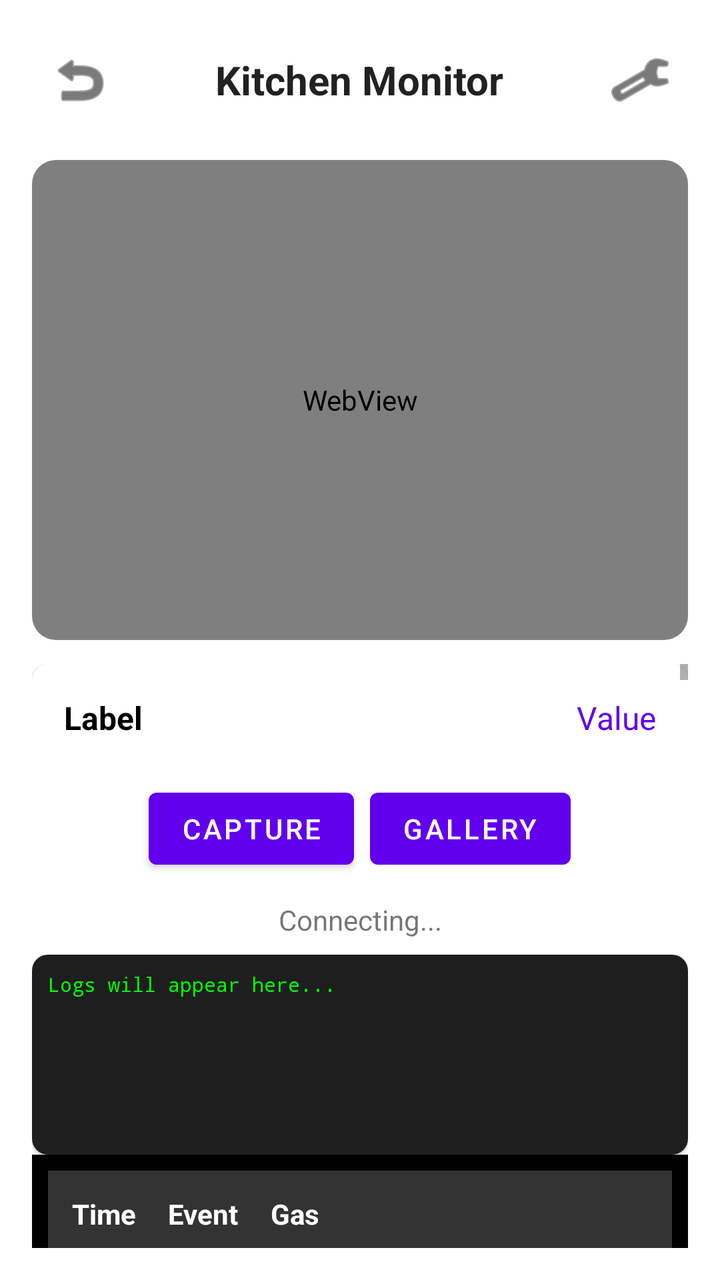
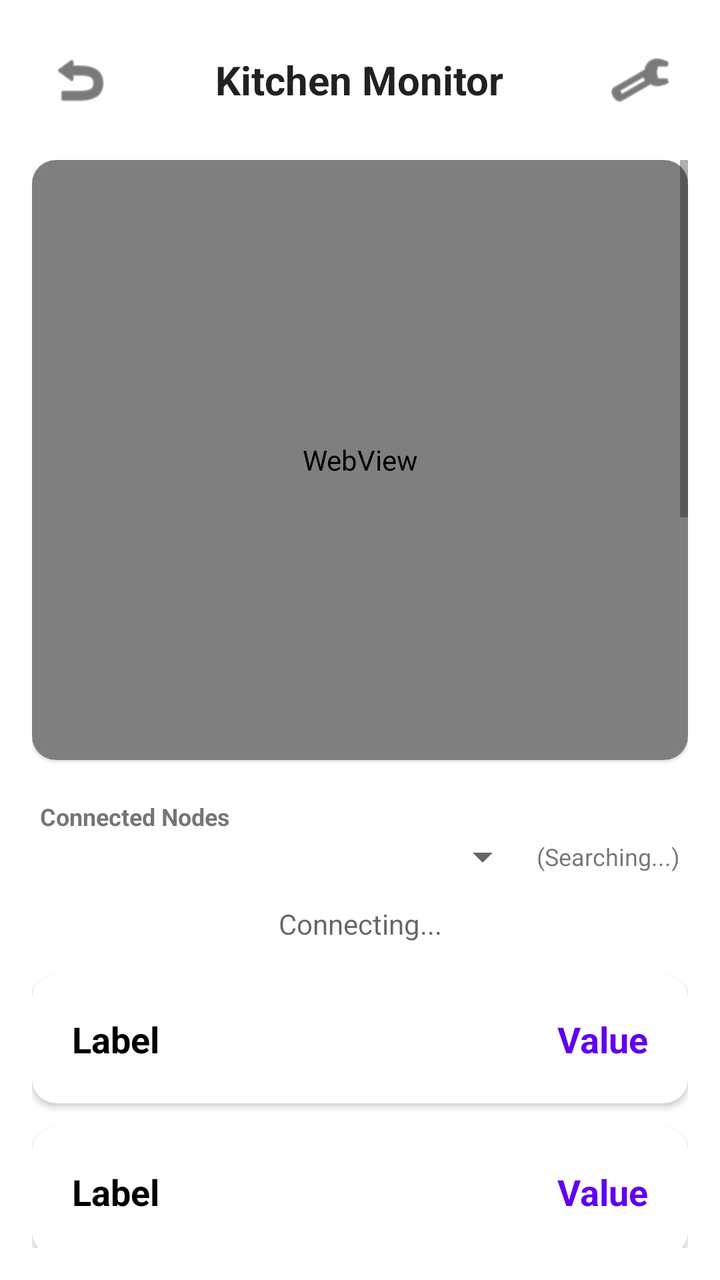

Two renders of the same Android screen: before a commit and after it. Below are the layout's source before the change and the commit's diff.
<!-- AndroidManifest.xml: application theme Theme.Sample -->
<!-- res/layout/activity_kitchen_monitor.xml -->
<?xml version="1.0" encoding="utf-8"?>
<LinearLayout xmlns:android="http://schemas.android.com/apk/res/android"
    xmlns:app="http://schemas.android.com/apk/res-auto"
    android:layout_width="match_parent"
    android:layout_height="match_parent"
    android:orientation="vertical"
    android:padding="16dp"
    android:background="?android:attr/colorBackground">

    <RelativeLayout
        android:layout_width="match_parent"
        android:layout_height="wrap_content"
        android:layout_marginBottom="16dp">

        <ImageButton
            android:id="@+id/btn_back"
            android:layout_width="48dp"
            android:layout_height="48dp"
            android:background="?attr/selectableItemBackgroundBorderless"
            android:src="@android:drawable/ic_menu_revert"
            android:contentDescription="@string/content_desc_back"
            app:tint="?android:attr/textColorPrimary" />

        <TextView
            android:layout_width="wrap_content"
            android:layout_height="wrap_content"
            android:layout_centerInParent="true"
            android:text="@string/title_kitchen"
            android:textColor="?android:attr/textColorPrimary"
            android:textSize="20sp"
            android:textStyle="bold" />

        <ImageButton
            android:id="@+id/btn_settings"
            android:layout_width="48dp"
            android:layout_height="48dp"
            android:layout_alignParentEnd="true"
            android:background="?attr/selectableItemBackgroundBorderless"
            android:src="@android:drawable/ic_menu_preferences"
            app:tint="?android:attr/textColorPrimary" />
    </RelativeLayout>

    <com.google.android.material.card.MaterialCardView
        android:layout_width="match_parent"
        android:layout_height="240dp"
        app:cardCornerRadius="12dp"
        android:layout_marginBottom="12dp">

        <WebView
            android:id="@+id/video_stream"
            android:layout_width="match_parent"
            android:layout_height="match_parent"
            android:background="#000000" />
    </com.google.android.material.card.MaterialCardView>

    <ScrollView
        android:layout_width="match_parent"
        android:layout_height="0dp"
        android:layout_weight="1"
        android:layout_marginBottom="12dp">

        <LinearLayout
            android:layout_width="match_parent"
            android:layout_height="wrap_content"
            android:orientation="vertical">

            <include layout="@layout/item_status_row" android:id="@+id/row_pir" />
            <include layout="@layout/item_status_row" android:id="@+id/row_ldr" />
            <include layout="@layout/item_status_row" android:id="@+id/row_relay" />
            <include layout="@layout/item_status_row" android:id="@+id/row_buzzer" />
            <include layout="@layout/item_status_row" android:id="@+id/row_gas" />
            <include layout="@layout/item_status_row" android:id="@+id/row_temp" />
            <include layout="@layout/item_status_row" android:id="@+id/row_pres" />
        </LinearLayout>
    </ScrollView>

    <LinearLayout
        android:layout_width="match_parent"
        android:layout_height="wrap_content"
        android:orientation="horizontal"
        android:gravity="center"
        android:layout_marginBottom="12dp">

        <Button android:id="@+id/btn_capture" android:layout_width="wrap_content" android:layout_height="wrap_content" android:text="Capture" android:layout_marginEnd="8dp" />
        <Button android:id="@+id/btn_gallery" android:layout_width="wrap_content" android:layout_height="wrap_content" android:text="Gallery" />
    </LinearLayout>

    <TextView android:id="@+id/sync_status" android:layout_width="match_parent" android:layout_height="wrap_content" android:gravity="center" android:text="Connecting..." />

    <com.google.android.material.card.MaterialCardView
        android:layout_width="match_parent"
        android:layout_height="100dp"
        android:layout_marginTop="8dp"
        app:cardCornerRadius="8dp"
        app:cardElevation="1dp">

        <ScrollView
            android:id="@+id/log_scroll_view"
            android:layout_width="match_parent"
            android:layout_height="match_parent"
            android:background="#1E1E1E"
            android:padding="8dp">

            <TextView
                android:id="@+id/tv_connection_logs"
                android:layout_width="match_parent"
                android:layout_height="wrap_content"
                android:fontFamily="monospace"
                android:text="Logs will appear here..."
                android:textColor="#00FF00"
                android:textSize="10sp" />
        </ScrollView>
    </com.google.android.material.card.MaterialCardView>

    <ScrollView
        android:layout_width="match_parent"
        android:layout_height="0dp"
        android:layout_weight="1"
        android:background="#000000">

        <TableLayout
            android:id="@+id/history_table"
            android:layout_width="match_parent"
            android:layout_height="wrap_content"
            android:padding="8dp">

            <TableRow android:background="#333333" android:padding="4dp">
                <TextView android:text="Time" android:textColor="#FFFFFF" android:padding="8dp" android:textStyle="bold"/>
                <TextView android:text="Event" android:textColor="#FFFFFF" android:padding="8dp" android:textStyle="bold"/>
                <TextView android:text="Gas" android:textColor="#FFFFFF" android:padding="8dp" android:textStyle="bold"/>
            </TableRow>
        </TableLayout>
    </ScrollView>
</LinearLayout>
<!-- res/layout/item_status_row.xml (included above) -->
<?xml version="1.0" encoding="utf-8"?>
<com.google.android.material.card.MaterialCardView xmlns:android="http://schemas.android.com/apk/res/android"
    xmlns:app="http://schemas.android.com/apk/res-auto"
    android:layout_width="match_parent"
    android:layout_height="wrap_content"
    android:layout_marginBottom="8dp"
    app:cardCornerRadius="8dp"
    app:cardElevation="1dp">

    <LinearLayout
        android:layout_width="match_parent"
        android:layout_height="wrap_content"
        android:orientation="horizontal"
        android:padding="16dp"
        android:gravity="center_vertical">

        <TextView
            android:id="@+id/label"
            android:layout_width="0dp"
            android:layout_height="wrap_content"
            android:layout_weight="1"
            android:text="Label"
            android:textColor="?attr/colorOnSurface"
            android:textStyle="bold"
            android:textSize="16sp" />

        <com.google.android.material.switchmaterial.SwitchMaterial
            android:id="@+id/sensor_switch"
            android:layout_width="wrap_content"
            android:layout_height="wrap_content"
            android:layout_marginEnd="8dp"
            android:visibility="gone" />

        <TextView
            android:id="@+id/value"
            android:layout_width="wrap_content"
            android:layout_height="wrap_content"
            android:text="Value"
            android:textSize="16sp"
            android:textColor="?attr/colorPrimary" />

    </LinearLayout>
</com.google.android.material.card.MaterialCardView>
<!-- resources referenced by this layout -->
<resources>
  <string name="content_desc_back">Back to Menu</string>
  <string name="title_kitchen">Kitchen Monitor</string>
  <style name="Theme.Sample" parent="Theme.MaterialComponents.DayNight.NoActionBar">
          
          <item name="colorPrimary">@color/purple_500</item>
          <item name="colorPrimaryVariant">@color/purple_700</item>
          <item name="colorOnPrimary">@color/white</item>
          
          <item name="colorSecondary">@color/teal_200</item>
          <item name="colorSecondaryVariant">@color/teal_700</item>
          <item name="colorOnSecondary">@color/black</item>
          
          <item name="android:statusBarColor">?attr/colorPrimaryVariant</item>
          
      </style>
  <color name="purple_500">#FF6200EE</color>
  <color name="purple_700">#FF3700B3</color>
  <color name="white">#FFFFFFFF</color>
  <color name="teal_200">#FF03DAC5</color>
  <color name="teal_700">#FF018786</color>
  <color name="black">#FF000000</color>
</resources>

<!-- the commit's change to res/layout/activity_kitchen_monitor.xml (unified diff, before → after) -->
@@ -40,96 +40,201 @@
             app:tint="?android:attr/textColorPrimary" />
     </RelativeLayout>
 
-    <com.google.android.material.card.MaterialCardView
-        android:layout_width="match_parent"
-        android:layout_height="240dp"
-        app:cardCornerRadius="12dp"
-        android:layout_marginBottom="12dp">
-
-        <WebView
-            android:id="@+id/video_stream"
-            android:layout_width="match_parent"
-            android:layout_height="match_parent"
-            android:background="#000000" />
-    </com.google.android.material.card.MaterialCardView>
-
     <ScrollView
         android:layout_width="match_parent"
         android:layout_height="0dp"
         android:layout_weight="1"
-        android:layout_marginBottom="12dp">
+        android:fillViewport="true">
 
         <LinearLayout
             android:layout_width="match_parent"
             android:layout_height="wrap_content"
             android:orientation="vertical">
 
-            <include layout="@layout/item_status_row" android:id="@+id/row_pir" />
-            <include layout="@layout/item_status_row" android:id="@+id/row_ldr" />
-            <include layout="@layout/item_status_row" android:id="@+id/row_relay" />
-            <include layout="@layout/item_status_row" android:id="@+id/row_buzzer" />
-            <include layout="@layout/item_status_row" android:id="@+id/row_gas" />
-            <include layout="@layout/item_status_row" android:id="@+id/row_temp" />
-            <include layout="@layout/item_status_row" android:id="@+id/row_pres" />
+            
+            <com.google.android.material.card.MaterialCardView
+                android:layout_width="match_parent"
+                android:layout_height="300dp"
+                app:cardCornerRadius="12dp"
+                android:layout_marginBottom="16dp">
+
+                <FrameLayout
+                    android:layout_width="match_parent"
+                    android:layout_height="match_parent">
+
+                    <WebView
+                        android:id="@+id/video_stream"
+                        android:layout_width="match_parent"
+                        android:layout_height="match_parent"
+                        android:background="#000000" />
+
+                    <ImageView
+                        android:id="@+id/iv_captured_image"
+                        android:layout_width="match_parent"
+                        android:layout_height="match_parent"
+                        android:scaleType="fitCenter"
+                        android:background="#000000"
+                        android:visibility="gone" />
+                </FrameLayout>
+            </com.google.android.material.card.MaterialCardView>
+
+            
+            <LinearLayout
+                android:id="@+id/card_ip_sync"
+                android:layout_width="match_parent"
+                android:layout_height="wrap_content"
+                android:orientation="vertical"
+                android:layout_marginBottom="8dp"
+                android:padding="4dp">
+                <TextView
+                    android:layout_width="wrap_content"
+                    android:layout_height="wrap_content"
+                    android:text="Connected Nodes"
+                    android:textSize="12sp"
+                    android:textStyle="bold" />
+                <LinearLayout
+                    android:layout_width="match_parent"
+                    android:layout_height="wrap_content"
+                    android:orientation="horizontal"
+                    android:gravity="center_vertical">
+                    <Spinner
+                        android:id="@+id/node_selector"
+                        android:layout_width="0dp"
+                        android:layout_height="wrap_content"
+                        android:layout_weight="1" />
+                    <TextView
+                        android:id="@+id/available_nodes_info"
+                        android:layout_width="wrap_content"
+                        android:layout_height="wrap_content"
+                        android:text=" (Searching...)"
+                        android:textSize="12sp" />
+                </LinearLayout>
+            </LinearLayout>
+
+            <TextView
+                android:id="@+id/sync_status"
+                android:layout_width="match_parent"
+                android:layout_height="wrap_content"
+                android:gravity="center"
+                android:text="Connecting..."
+                android:textSize="14sp"
+                android:textColor="?android:attr/textColorSecondary"
+                android:layout_marginBottom="16dp" />
+
+            
+            <LinearLayout
+                android:layout_width="match_parent"
+                android:layout_height="wrap_content"
+                android:orientation="vertical">
+
+                <include layout="@layout/item_status_row" android:id="@+id/row_pir" />
+                <include layout="@layout/item_status_row" android:id="@+id/row_ldr" />
+                <include layout="@layout/item_status_row" android:id="@+id/row_power" />
+                <include layout="@layout/item_status_row" android:id="@+id/row_relay" />
+                <include layout="@layout/item_status_row" android:id="@+id/row_buzzer" />
+                <include layout="@layout/item_status_row" android:id="@+id/row_manual_override" />
+                <include layout="@layout/item_status_row" android:id="@+id/row_gas_digital" />
+                <include layout="@layout/item_status_row" android:id="@+id/row_gas_analog" />
+                <include layout="@layout/item_status_row" android:id="@+id/row_temp_lm358" />
+                <include layout="@layout/item_status_row" android:id="@+id/row_temp_bmp" />
+                <include layout="@layout/item_status_row" android:id="@+id/row_pres" />
+            </LinearLayout>
+
+            <TextView
+                android:layout_width="wrap_content"
+                android:layout_height="wrap_content"
+                android:text="System Connection Logs"
+                android:textStyle="bold"
+                android:layout_marginTop="16dp"
+                android:layout_marginBottom="8dp"/>
+
+            <com.google.android.material.card.MaterialCardView
+                android:layout_width="match_parent"
+                android:layout_height="120dp"
+                android:layout_marginBottom="16dp"
+                app:cardCornerRadius="8dp"
+                app:cardElevation="1dp">
+
+                
+                <ScrollView
+                    android:id="@+id/log_scroll_view"
+                    android:layout_width="match_parent"
+                    android:layout_height="match_parent"
+                    android:background="#1E1E1E"
+                    android:padding="8dp">
+
+                    <TextView
+                        android:id="@+id/tv_connection_logs"
+                        android:layout_width="match_parent"
+                        android:layout_height="wrap_content"
+                        android:fontFamily="monospace"
+                        android:text="Logs will appear here..."
+                        android:textColor="#00FF00"
+                        android:textSize="11sp" />
+                </ScrollView>
+            </com.google.android.material.card.MaterialCardView>
+
+            <TextView
+                android:layout_width="wrap_content"
+                android:layout_height="wrap_content"
+                android:text="State History"
+                android:textStyle="bold"
+                android:layout_marginBottom="8dp"/>
+
+            <com.google.android.material.card.MaterialCardView
+                android:layout_width="match_parent"
+                android:layout_height="wrap_content"
+                android:layout_marginBottom="24dp"
+                app:cardCornerRadius="8dp"
+                app:cardElevation="1dp">
+
+                <TableLayout
+                    android:id="@+id/history_table"
+                    android:layout_width="match_parent"
+                    android:layout_height="wrap_content"
+                    android:padding="8dp"
+                    android:background="#000000">
+
+                    <TableRow android:background="#333333" android:padding="4dp">
+                        <TextView android:text="Time" android:textColor="#FFFFFF" android:padding="8dp" android:textStyle="bold"/>
+                        <TextView android:text="Event" android:textColor="#FFFFFF" android:padding="8dp" android:textStyle="bold"/>
+                        <TextView android:text="Gas" android:textColor="#FFFFFF" android:padding="8dp" android:textStyle="bold"/>
+                    </TableRow>
+                </TableLayout>
+            </com.google.android.material.card.MaterialCardView>
+
+            
+            <LinearLayout
+                android:layout_width="match_parent"
+                android:layout_height="wrap_content"
+                android:orientation="horizontal"
+                android:gravity="center"
+                android:layout_marginTop="16dp"
+                android:layout_marginBottom="40dp">
+
+                <Button
+                    android:id="@+id/btn_capture"
+                    android:layout_width="0dp"
+                    android:layout_height="64dp"
+                    android:layout_weight="1"
+                    android:text="Capture"
+                    android:layout_marginEnd="12dp"
+                    android:textSize="18sp"
+                    android:textStyle="bold"
+                    style="@style/Widget.MaterialComponents.Button" />
+
+                <Button
+                    android:id="@+id/btn_gallery"
+                    android:layout_width="0dp"
+                    android:layout_height="64dp"
+                    android:layout_weight="1"
+                    android:text="Gallery"
+                    android:textSize="18sp"
+                    android:textStyle="bold"
+                    style="@style/Widget.MaterialComponents.Button.OutlinedButton" />
+            </LinearLayout>
+
         </LinearLayout>
-    </ScrollView>
-
-    <LinearLayout
-        android:layout_width="match_parent"
-        android:layout_height="wrap_content"
-        android:orientation="horizontal"
-        android:gravity="center"
-        android:layout_marginBottom="12dp">
-
-        <Button android:id="@+id/btn_capture" android:layout_width="wrap_content" android:layout_height="wrap_content" android:text="Capture" android:layout_marginEnd="8dp" />
-        <Button android:id="@+id/btn_gallery" android:layout_width="wrap_content" android:layout_height="wrap_content" android:text="Gallery" />
-    </LinearLayout>
-
-    <TextView android:id="@+id/sync_status" android:layout_width="match_parent" android:layout_height="wrap_content" android:gravity="center" android:text="Connecting..." />
-
-    <com.google.android.material.card.MaterialCardView
-        android:layout_width="match_parent"
-        android:layout_height="100dp"
-        android:layout_marginTop="8dp"
-        app:cardCornerRadius="8dp"
-        app:cardElevation="1dp">
-
-        <ScrollView
-            android:id="@+id/log_scroll_view"
-            android:layout_width="match_parent"
-            android:layout_height="match_parent"
-            android:background="#1E1E1E"
-            android:padding="8dp">
-
-            <TextView
-                android:id="@+id/tv_connection_logs"
-                android:layout_width="match_parent"
-                android:layout_height="wrap_content"
-                android:fontFamily="monospace"
-                android:text="Logs will appear here..."
-                android:textColor="#00FF00"
-                android:textSize="10sp" />
-        </ScrollView>
-    </com.google.android.material.card.MaterialCardView>
-
-    <ScrollView
-        android:layout_width="match_parent"
-        android:layout_height="0dp"
-        android:layout_weight="1"
-        android:background="#000000">
-
-        <TableLayout
-            android:id="@+id/history_table"
-            android:layout_width="match_parent"
-            android:layout_height="wrap_content"
-            android:padding="8dp">
-
-            <TableRow android:background="#333333" android:padding="4dp">
-                <TextView android:text="Time" android:textColor="#FFFFFF" android:padding="8dp" android:textStyle="bold"/>
-                <TextView android:text="Event" android:textColor="#FFFFFF" android:padding="8dp" android:textStyle="bold"/>
-                <TextView android:text="Gas" android:textColor="#FFFFFF" android:padding="8dp" android:textStyle="bold"/>
-            </TableRow>
-        </TableLayout>
     </ScrollView>
 </LinearLayout>
 <!-- res/layout/item_status_row.xml (included above) -->
@@ -138,15 +243,15 @@
     xmlns:app="http://schemas.android.com/apk/res-auto"
     android:layout_width="match_parent"
     android:layout_height="wrap_content"
-    android:layout_marginBottom="8dp"
-    app:cardCornerRadius="8dp"
-    app:cardElevation="1dp">
+    android:layout_marginBottom="12dp"
+    app:cardCornerRadius="12dp"
+    app:cardElevation="2dp">
 
     <LinearLayout
         android:layout_width="match_parent"
         android:layout_height="wrap_content"
         android:orientation="horizontal"
-        android:padding="16dp"
+        android:padding="20dp"
         android:gravity="center_vertical">
 
         <TextView
@@ -157,13 +262,15 @@
             android:text="Label"
             android:textColor="?attr/colorOnSurface"
             android:textStyle="bold"
-            android:textSize="16sp" />
+            android:textSize="18sp" />
 
         <com.google.android.material.switchmaterial.SwitchMaterial
             android:id="@+id/sensor_switch"
             android:layout_width="wrap_content"
             android:layout_height="wrap_content"
-            android:layout_marginEnd="8dp"
+            android:layout_marginEnd="12dp"
+            android:scaleX="1.1"
+            android:scaleY="1.1"
             android:visibility="gone" />
 
         <TextView
@@ -171,7 +278,8 @@
             android:layout_width="wrap_content"
             android:layout_height="wrap_content"
             android:text="Value"
-            android:textSize="16sp"
+            android:textSize="18sp"
+            android:textStyle="bold"
             android:textColor="?attr/colorPrimary" />
 
     </LinearLayout>
